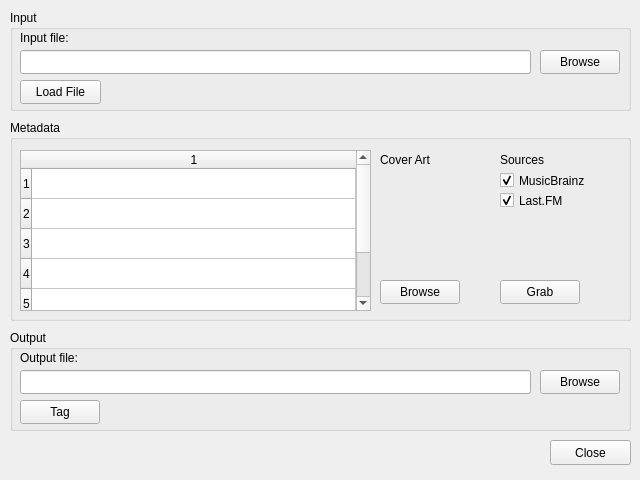
dylondark/InTAGrator, file mainwindow.ui: the form before one commit.
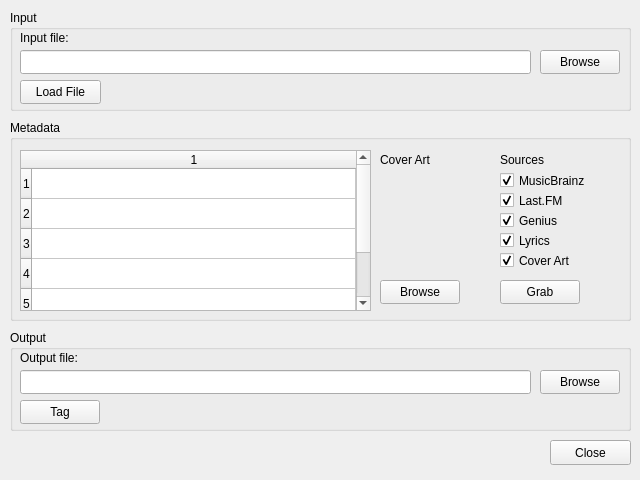
The form after the commit.

Commit message: Add check boxes for new sources

```diff
--- a/mainwindow.ui
+++ b/mainwindow.ui
@@ -250,6 +250,54 @@
       <string>Grab</string>
      </property>
     </widget>
+    <widget class="QCheckBox" name="geniusCheckBox">
+     <property name="geometry">
+      <rect>
+       <x>490</x>
+       <y>90</y>
+       <width>76</width>
+       <height>21</height>
+      </rect>
+     </property>
+     <property name="text">
+      <string>Genius</string>
+     </property>
+     <property name="checked">
+      <bool>true</bool>
+     </property>
+    </widget>
+    <widget class="QCheckBox" name="lyricsCheckBox">
+     <property name="geometry">
+      <rect>
+       <x>490</x>
+       <y>110</y>
+       <width>76</width>
+       <height>21</height>
+      </rect>
+     </property>
+     <property name="text">
+      <string>Lyrics</string>
+     </property>
+     <property name="checked">
+      <bool>true</bool>
+     </property>
+    </widget>
+    <widget class="QCheckBox" name="coverArtCheckBox">
+     <property name="geometry">
+      <rect>
+       <x>490</x>
+       <y>130</y>
+       <width>76</width>
+       <height>21</height>
+      </rect>
+     </property>
+     <property name="text">
+      <string>Cover Art</string>
+     </property>
+     <property name="checked">
+      <bool>true</bool>
+     </property>
+    </widget>
    </widget>
    <widget class="QGroupBox" name="outputGroupBox">
     <property name="geometry">
```
The commit also changes 1 other file.
